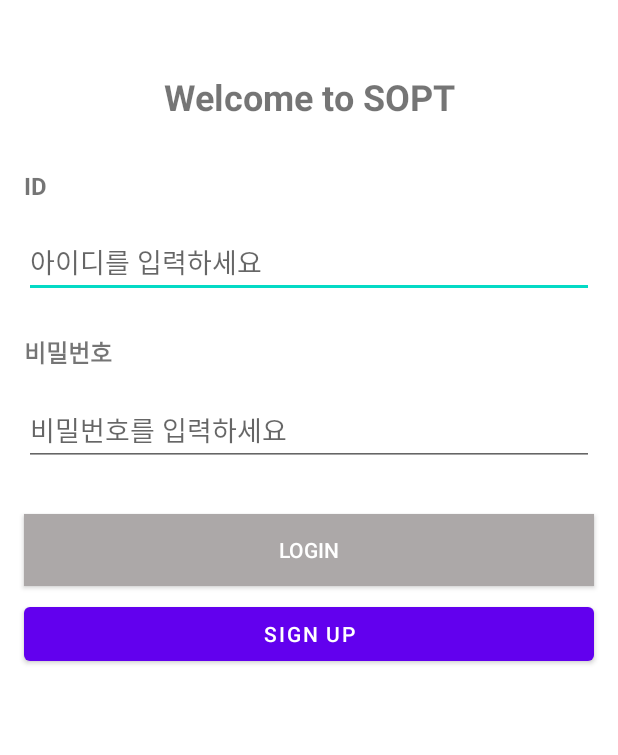
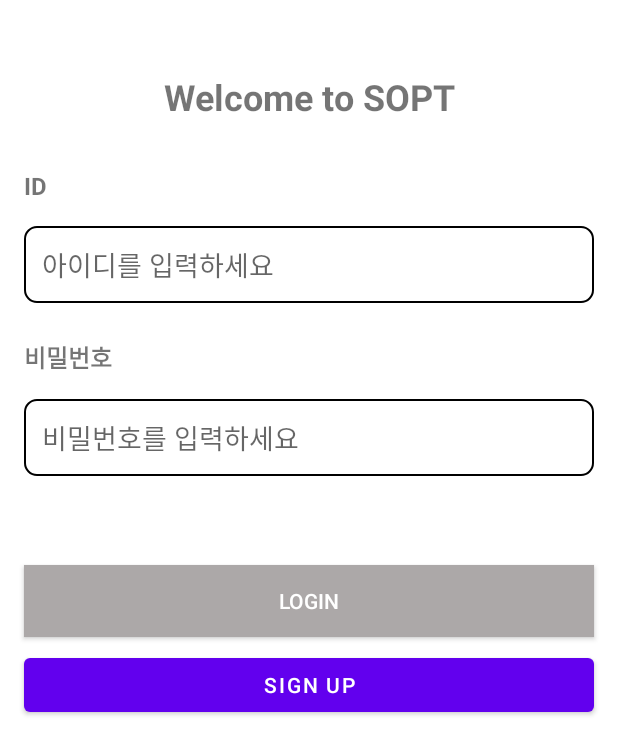
Before and after one commit to IN-SOPT-ANDROID/wonyong-kang, an Android app: the screen it shows after launch (LoginActivity), on a phone screen of 412 x 824 dp. Shown: the top 755 px of the screen. Run offline under Robolectric (Android 15) with nearby library versions, the phone set to English and light mode, and no system bars; our stand-ins replace Dagger/Hilt's generated code, data binding; libraries missing offline, so code that uses them is left out: com.jakewharton.retrofit2; 2 statements that could not run were skipped.

Commit message:
[feat] 아이디 비밀번호 유효성 검사 구현

```diff
--- a/app/src/main/java/org/sopt/sample/ui/login/LoginViewModel.kt
+++ b/app/src/main/java/org/sopt/sample/ui/login/LoginViewModel.kt
@@ -12,6 +12,7 @@ import kotlinx.coroutines.flow.MutableStateFlow
 import kotlinx.coroutines.flow.SharingStarted
 import kotlinx.coroutines.flow.asSharedFlow
 import kotlinx.coroutines.flow.combine
+import kotlinx.coroutines.flow.map
 import kotlinx.coroutines.flow.stateIn
 import kotlinx.coroutines.launch
 
@@ -23,8 +24,23 @@ class LoginViewModel @Inject constructor(
     val loginEvent = _loginEvent.asSharedFlow()
     val idText = MutableStateFlow("")
     val pwText = MutableStateFlow("")
-    val isSignUp = combine(idText, pwText) { id, pw ->
-        id.length in 6..10 && pw.length in 8..12
+
+    val isIdValid = idText.map { idText ->
+        idText.matches("^(?=.*[a-zA-Z])(?=.*[0-9]).{6,10}\$".toRegex()) || idText.isEmpty()
+    }.stateIn(
+        started = SharingStarted.WhileSubscribed(5000L),
+        scope = viewModelScope,
+        initialValue = false
+    )
+    val isPwValid = pwText.map { pwText ->
+        pwText.matches("^(?=.*[a-zA-Z])(?=.*[0-9]).{6,10}\$".toRegex()) || pwText.isEmpty()
+    }.stateIn(
+        started = SharingStarted.WhileSubscribed(5000L),
+        scope = viewModelScope,
+        initialValue = false
+    )
+    val isSignUp = combine(isIdValid, isPwValid, idText, pwText) { isIdValid, isPwValid, id, pw ->
+        isIdValid && isPwValid && id.isNotEmpty() && pw.isNotEmpty()
     }.stateIn(
         started = SharingStarted.WhileSubscribed(5000L),
         scope = viewModelScope,
--- /dev/null
+++ b/app/src/main/res/drawable/shape_black_8_line_rect.xml
@@ -0,0 +1,7 @@
+<?xml version="1.0" encoding="utf-8"?>
+<shape xmlns:android="http://schemas.android.com/apk/res/android">
+    <corners android:radius="8dp" />
+    <stroke
+        android:width="1dp"
+        android:color="@color/black" />
+</shape>
--- /dev/null
+++ b/app/src/main/res/drawable/shape_red_8_line_rect.xml
@@ -0,0 +1,7 @@
+<?xml version="1.0" encoding="utf-8"?>
+<shape xmlns:android="http://schemas.android.com/apk/res/android">
+    <corners android:radius="8dp" />
+    <stroke
+        android:width="1dp"
+        android:color="@color/red" />
+</shape>
--- a/app/src/main/res/layout/activity_login.xml
+++ b/app/src/main/res/layout/activity_login.xml
@@ -8,6 +8,8 @@
         <variable
             name="vm"
             type="org.sopt.sample.ui.login.LoginViewModel" />
+
+        <import type="android.view.View" />
     </data>
 
     <androidx.constraintlayout.widget.ConstraintLayout
@@ -56,8 +58,10 @@
             android:layout_height="wrap_content"
             android:layout_marginHorizontal="16dp"
             android:layout_marginTop="16dp"
+            android:background="@{vm.isIdValid ? @drawable/shape_black_8_line_rect : @drawable/shape_red_8_line_rect}"
             android:hint="@string/main_id_hint"
             android:maxLines="1"
+            android:padding="12dp"
             android:text="@={vm.idText}"
             app:layout_constraintTop_toBottomOf="@+id/tv_login_id"
             tools:layout_editor_absoluteX="0dp" />
@@ -68,12 +72,25 @@
             android:layout_height="wrap_content"
             android:layout_marginHorizontal="16dp"
             android:layout_marginTop="16dp"
+            android:background="@{vm.isPwValid ? @drawable/shape_black_8_line_rect : @drawable/shape_red_8_line_rect}"
             android:hint="@string/main_pw_hint"
             android:inputType="textPassword"
             android:maxLines="1"
+            android:padding="12dp"
             android:text="@={vm.pwText}"
             app:layout_constraintTop_toBottomOf="@+id/tv_login_pw"
             tools:layout_editor_absoluteX="31dp" />
+
+        <TextView
+            android:id="@+id/tv_login_error_msg"
+            android:layout_width="wrap_content"
+            android:layout_height="wrap_content"
+            android:layout_marginTop="8dp"
+            android:text="@string/login_error_msg"
+            android:textColor="@color/red"
+            android:visibility="@{vm.isPwValid ? View.INVISIBLE : View.VISIBLE}"
+            app:layout_constraintStart_toStartOf="@+id/et_login_pw"
+            app:layout_constraintTop_toBottomOf="@+id/et_login_pw" />
 
         <androidx.appcompat.widget.AppCompatButton
             android:id="@+id/btn_login"
@@ -86,7 +103,7 @@
             android:onClick="@{()->vm.loginOnClick()}"
             android:text="@string/main_login"
             android:textColor="@{vm.isSignUp ? @color/black : @color/white}"
-            app:layout_constraintTop_toBottomOf="@+id/et_login_pw"
+            app:layout_constraintTop_toBottomOf="@+id/tv_login_error_msg"
             tools:layout_editor_absoluteX="-16dp" />
 
         <Button
--- a/app/src/main/res/values/colors.xml
+++ b/app/src/main/res/values/colors.xml
@@ -8,4 +8,5 @@
     <color name="black">#FF000000</color>
     <color name="white">#FFFFFFFF</color>
     <color name="gray">#ACA8A8</color>
+    <color name="red">#ED0000</color>
 </resources>
--- a/app/src/main/res/values/strings.xml
+++ b/app/src/main/res/values/strings.xml
@@ -22,4 +22,5 @@
     <!-- TODO: Remove or change this placeholder text -->
     <string name="hello_blank_fragment">Hello blank fragment</string>
     <string name="title_followers">Followers</string>
+    <string name="login_error_msg">error error error error error error error error error error</string>
 </resources>
```
